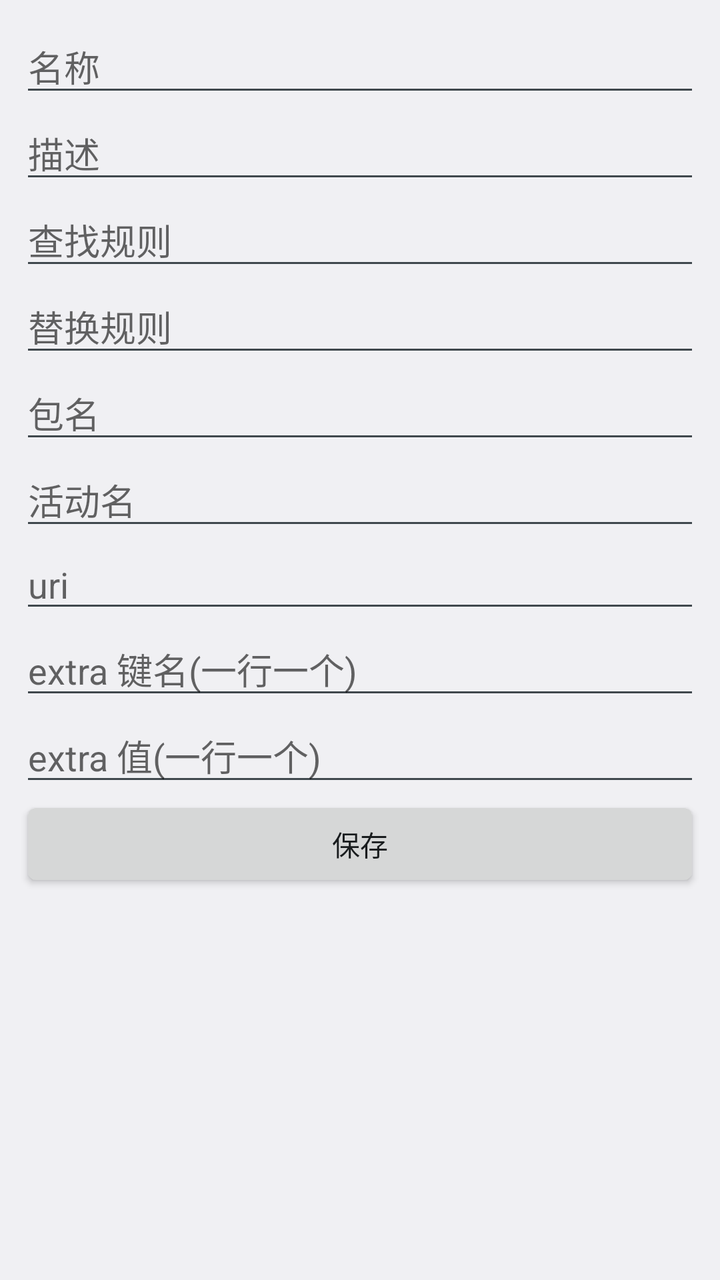
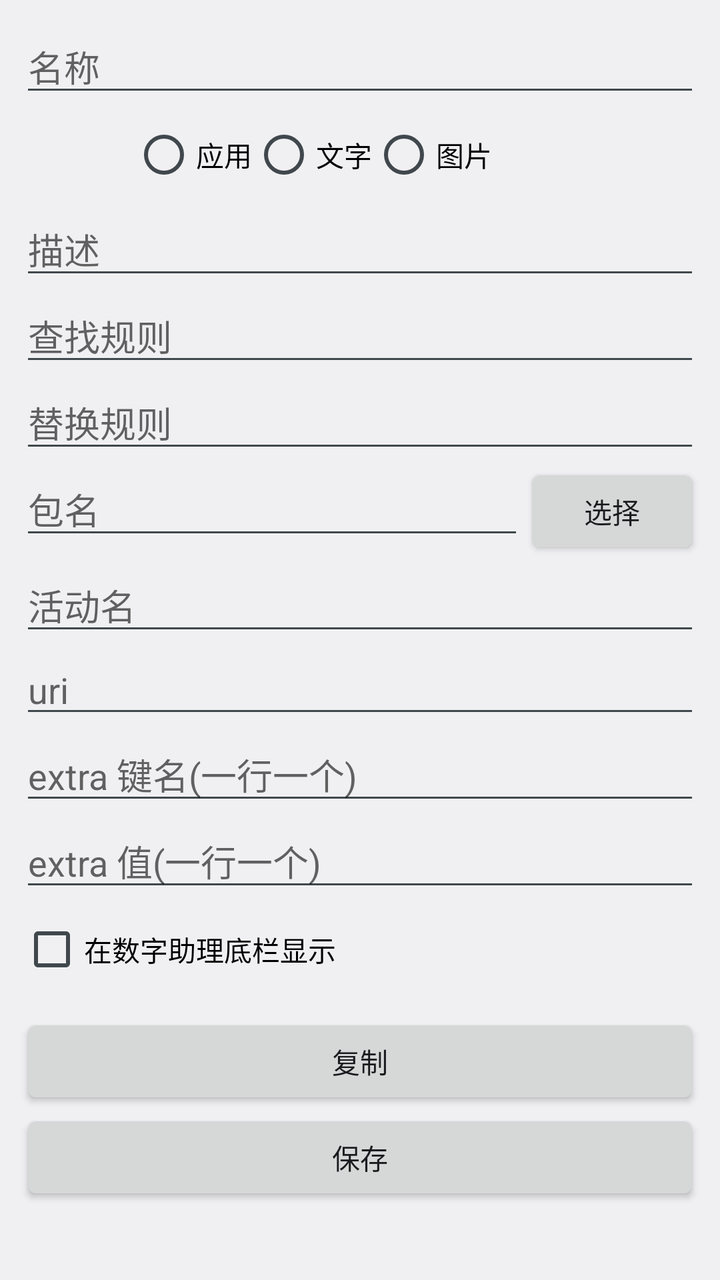

The first picture is an Android layout as it rendered before a commit; the second is the same layout after the commit. The layout source and the unified diff follow.
<!-- AndroidManifest.xml: application theme AppTheme -->
<!-- res/layout/activity_jump_edit.xml -->
<?xml version="1.0" encoding="utf-8"?>
<ScrollView xmlns:android="http://schemas.android.com/apk/res/android"
    xmlns:tools="http://schemas.android.com/tools"
    android:layout_width="match_parent"
    android:layout_height="match_parent"
    android:fillViewport="true"
    android:fitsSystemWindows="true"
    tools:context=".JumpEditActivity">

    <LinearLayout
        android:layout_width="match_parent"
        android:layout_height="wrap_content"
        android:padding="10dp"
        android:orientation="vertical">

        <EditText
            android:id="@+id/name"
            android:layout_width="match_parent"
            android:layout_height="wrap_content"
            android:hint="名称" />

        <EditText
            android:id="@+id/description"
            android:layout_width="match_parent"
            android:layout_height="wrap_content"
            android:hint="描述" />

        <EditText
            android:id="@+id/matchRule"
            android:layout_width="match_parent"
            android:layout_height="wrap_content"
            android:hint="查找规则" />

        <EditText
            android:id="@+id/replaceRule"
            android:layout_width="match_parent"
            android:layout_height="wrap_content"
            android:hint="替换规则" />

        <EditText
            android:id="@+id/packageName"
            android:layout_width="match_parent"
            android:layout_height="wrap_content"
            android:hint="包名" />

        <EditText
            android:id="@+id/activity"
            android:layout_width="match_parent"
            android:layout_height="wrap_content"
            android:hint="活动名" />

        <EditText
            android:id="@+id/uri"
            android:layout_width="match_parent"
            android:layout_height="wrap_content"
            android:hint="uri" />

        <EditText
            android:id="@+id/extra_key"
            android:layout_width="match_parent"
            android:layout_height="wrap_content"
            android:hint="extra 键名(一行一个)" />

        <EditText
            android:id="@+id/extra_value"
            android:layout_width="match_parent"
            android:layout_height="wrap_content"
            android:hint="extra 值(一行一个)" />

        <Button
            android:id="@+id/start"
            android:layout_width="match_parent"
            android:layout_height="wrap_content"
            android:text="启动"
            android:visibility="gone" />

        <Button
            android:id="@+id/save"
            android:layout_width="match_parent"
            android:layout_height="wrap_content"
            android:text="保存" />

        <Button
            android:id="@+id/delete"
            android:layout_width="match_parent"
            android:layout_height="wrap_content"
            android:text="删除"
            android:visibility="gone" />

        <TextView
            android:id="@+id/show"
            android:layout_width="match_parent"
            android:layout_height="wrap_content" />

    </LinearLayout>
</ScrollView>
<!-- resources referenced by this layout -->
<resources>
  <style name="AppTheme" parent="@android:style/Theme.DeviceDefault.Light.NoActionBar">
          <item name="android:statusBarColor">@android:color/white</item>
          <item name="android:windowLightStatusBar">true</item>
      </style>
</resources>

<!-- the commit's change to res/layout/activity_jump_edit.xml (unified diff, before → after) -->
@@ -19,6 +19,53 @@
             android:layout_height="wrap_content"
             android:hint="名称" />
 
+        <LinearLayout
+            android:layout_width="match_parent"
+            android:layout_height="wrap_content"
+            android:gravity="center_vertical">
+
+            <ImageView
+                android:id="@+id/iconPreview"
+                android:layout_width="48dp"
+                android:layout_height="48dp"
+                android:background="?android:attr/selectableItemBackground"
+                android:padding="4dp"
+                android:scaleType="fitCenter" />
+
+            <TextView
+                android:id="@+id/iconValue"
+                android:layout_width="0dp"
+                android:layout_height="0dp"
+                android:visibility="gone" />
+
+            <RadioGroup
+                android:id="@+id/iconTypeGroup"
+                android:layout_width="0dp"
+                android:layout_height="wrap_content"
+                android:layout_marginStart="8dp"
+                android:layout_weight="1"
+                android:orientation="horizontal">
+
+                <RadioButton
+                    android:id="@+id/rb_app"
+                    android:layout_width="wrap_content"
+                    android:layout_height="wrap_content"
+                    android:text="应用" />
+
+                <RadioButton
+                    android:id="@+id/rb_text"
+                    android:layout_width="wrap_content"
+                    android:layout_height="wrap_content"
+                    android:text="文字" />
+
+                <RadioButton
+                    android:id="@+id/rb_image"
+                    android:layout_width="wrap_content"
+                    android:layout_height="wrap_content"
+                    android:text="图片" />
+            </RadioGroup>
+        </LinearLayout>
+
         <EditText
             android:id="@+id/description"
             android:layout_width="match_parent"
@@ -37,11 +84,24 @@
             android:layout_height="wrap_content"
             android:hint="替换规则" />
 
-        <EditText
-            android:id="@+id/packageName"
+        <LinearLayout
             android:layout_width="match_parent"
             android:layout_height="wrap_content"
-            android:hint="包名" />
+            android:orientation="horizontal">
+
+            <EditText
+                android:id="@+id/packageName"
+                android:layout_width="0dp"
+                android:layout_height="wrap_content"
+                android:layout_weight="1"
+                android:hint="包名" />
+
+            <Button
+                android:id="@+id/btn_pick_app"
+                android:layout_width="wrap_content"
+                android:layout_height="wrap_content"
+                android:text="选择" />
+        </LinearLayout>
 
         <EditText
             android:id="@+id/activity"
@@ -67,12 +127,34 @@
             android:layout_height="wrap_content"
             android:hint="extra 值(一行一个)" />
 
-        <Button
-            android:id="@+id/start"
+        <CheckBox
+            android:id="@+id/cb_show_assistant"
+            android:layout_width="wrap_content"
+            android:layout_height="wrap_content"
+            android:layout_marginTop="8dp"
+            android:text="在数字助理底栏显示" />
+
+        <LinearLayout
             android:layout_width="match_parent"
             android:layout_height="wrap_content"
-            android:text="启动"
-            android:visibility="gone" />
+            android:layout_marginTop="16dp"
+            android:orientation="horizontal">
+
+            <Button
+                android:id="@+id/start"
+                android:layout_width="0dp"
+                android:layout_height="wrap_content"
+                android:layout_weight="1"
+                android:text="启动"
+                android:visibility="gone" />
+
+            <Button
+                android:id="@+id/copy"
+                android:layout_width="0dp"
+                android:layout_height="wrap_content"
+                android:layout_weight="1"
+                android:text="复制" />
+        </LinearLayout>
 
         <Button
             android:id="@+id/save"
